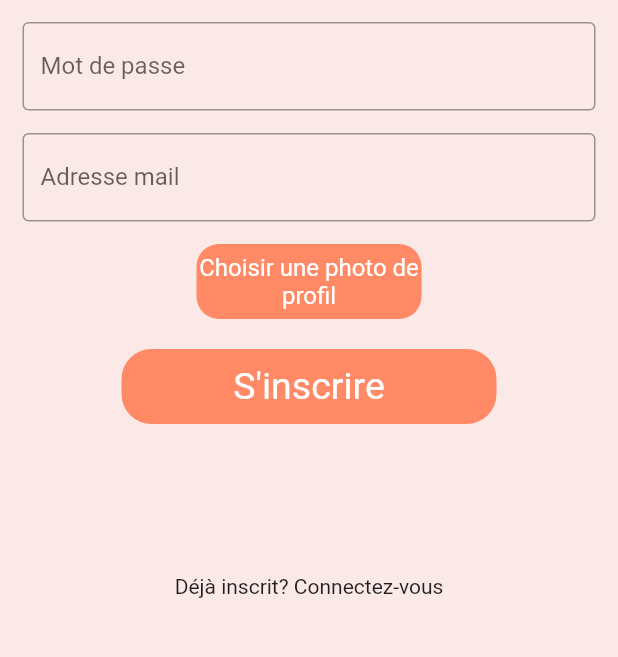
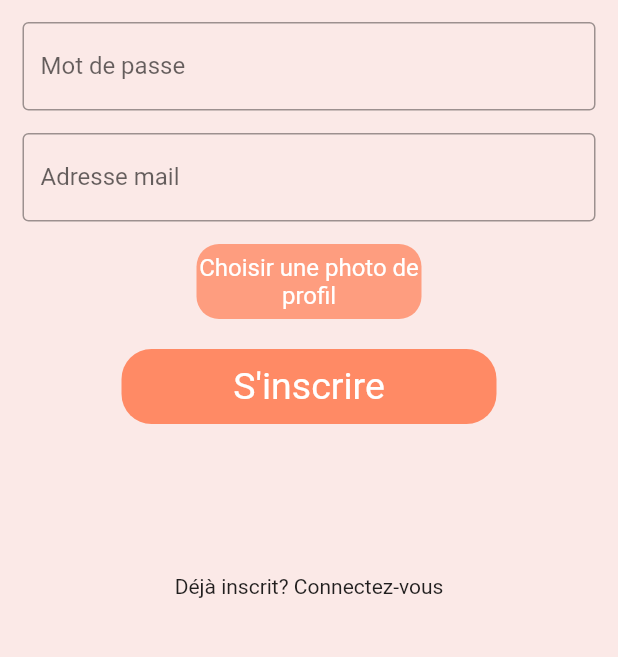
Before and after one commit to DemFb/MyHorse, a Flutter app: the RegisterPage screen opened by its route, on a phone screen of 412 x 824 dp, the part 488-1145 px from its top. Run offline on Flutter 3.47's test engine with Material 2 defaults, Android fonts, the phone set to English and light mode, and no system bars; missing offline and left inert: mongo_dart.

Commit message:
change opacity button on register page

```diff
--- a/lib/views/register.dart
+++ b/lib/views/register.dart
@@ -75,7 +75,7 @@ class _RegisterPageState extends State<RegisterPage> {
               width: 150,
               alignment: Alignment.center,
               decoration: BoxDecoration(
-                  color: const Color(0xffff8a65), borderRadius: BorderRadius.circular(15)),
+                  color: const Color(0xffff8a65).withOpacity(0.8), borderRadius: BorderRadius.circular(15)),
               //child: TextButton(
               //onPressed: () {
               // Navigator.push(
```
Also changed, not shown: assets/images/pages/launch/register_background.jpeg (deleted), 3 other files.
